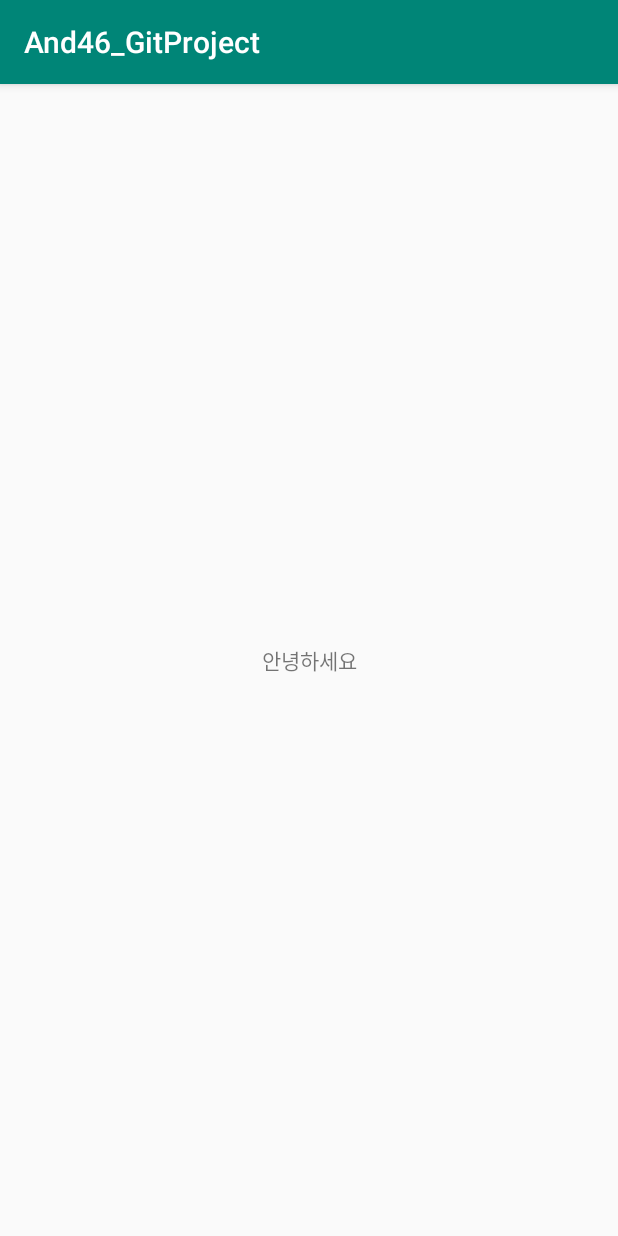
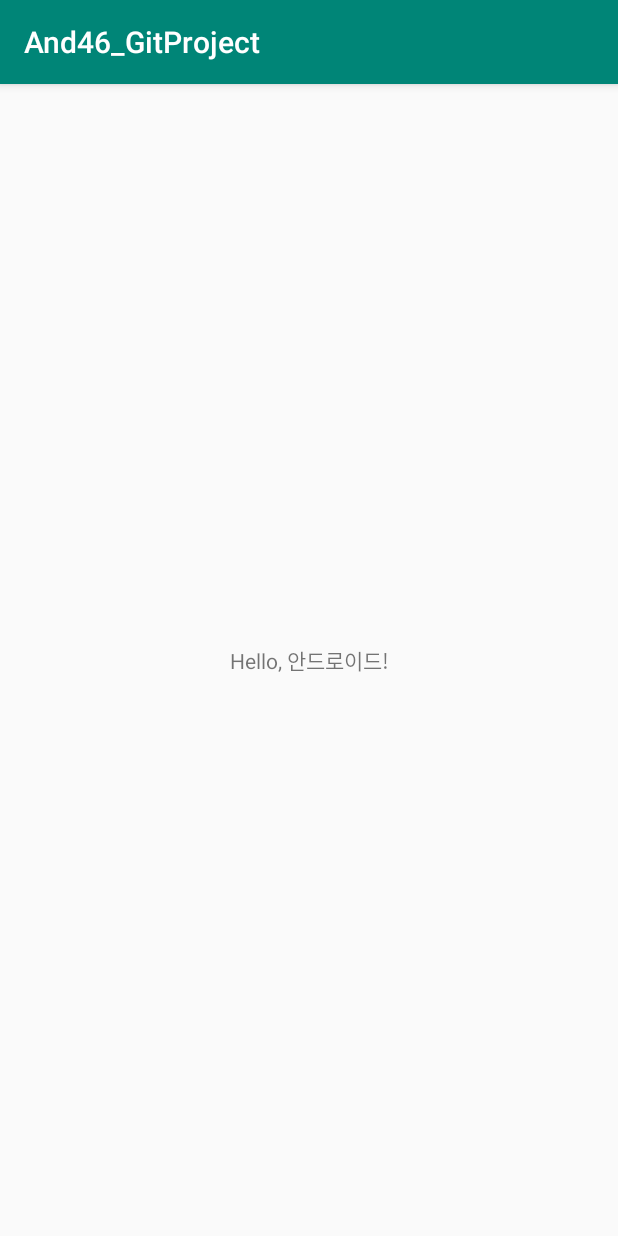
Before and after one commit to yunheehyeon/And46_GitProject, an Android app: the screen it shows after launch (MainActivity), on a phone screen of 412 x 824 dp. Run offline under Robolectric (Android 15) with nearby library versions, the phone set to English and light mode, and no system bars.

Commit message:
MainActivity textView 수정

```diff
--- a/app/src/main/java/edu/android/and46_gitproject/MainActivity.java
+++ b/app/src/main/java/edu/android/and46_gitproject/MainActivity.java
@@ -14,6 +14,8 @@ public class MainActivity extends AppCompatActivity {
         setContentView(R.layout.activity_main);
 
         textView = findViewById(R.id.textView);
-        textView.setText("안녕하세요");
+        textView.setText("Hello, 안드로이드!");
+
+
     }
 }
```
